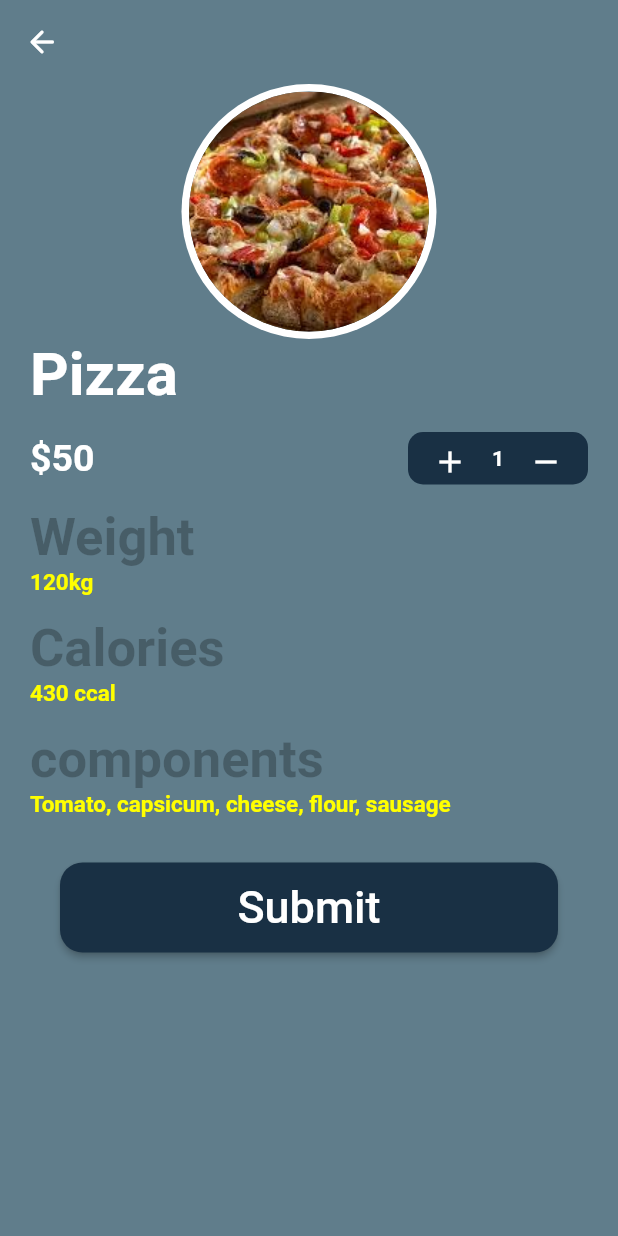
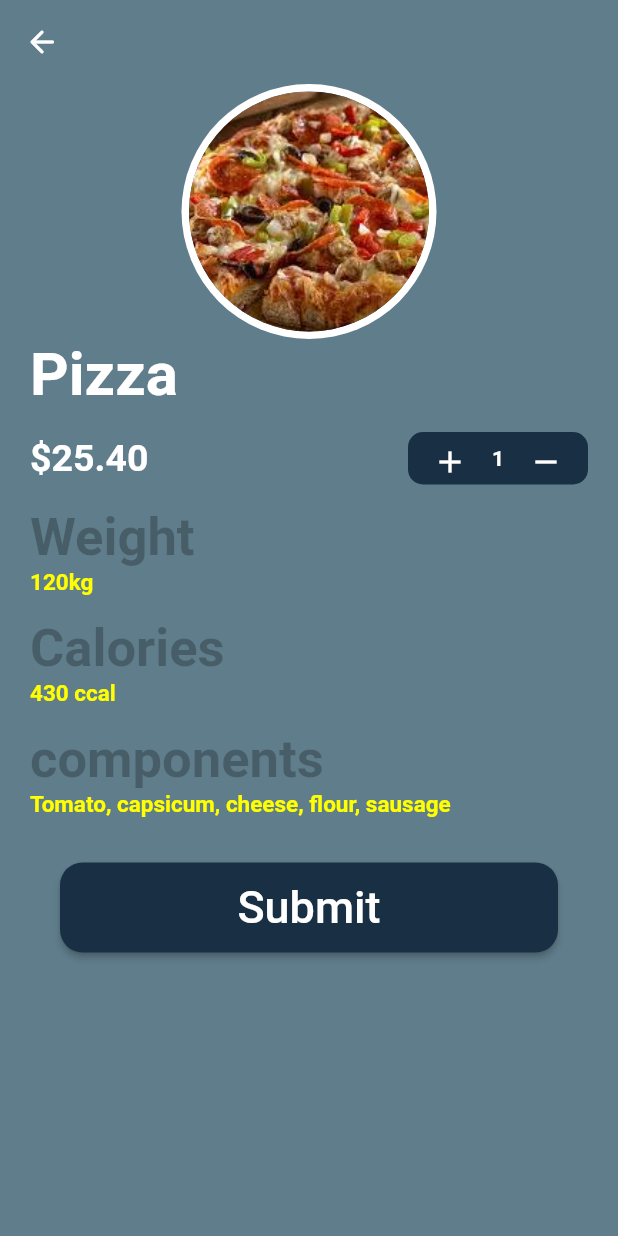
Before and after one commit to fountain19/feedme, a Flutter app: the DetailScreen screen opened directly, on a phone screen of 412 x 824 dp. Run offline on Flutter 3.47's test engine with Material 2 defaults, Android fonts, the phone set to English and light mode, and no system bars; our stand-ins replace carousel_pro, cloud_firestore, firebase_auth, firebase_core; accounts and stored records are empty.

Commit message:
8/3/2021

```diff
--- a/lib/screen/detailScreen.dart
+++ b/lib/screen/detailScreen.dart
@@ -3,9 +3,21 @@ import 'package:flutter/material.dart';
 
 import 'homepage.dart';
 
-class DetailScreen extends StatelessWidget {
+class DetailScreen extends StatefulWidget {
+  @override
+  _DetailScreenState createState() => _DetailScreenState();
+}
+
+class _DetailScreenState extends State<DetailScreen> {
+  int counter=1;
+  double totalPrice ;
+  double price =25.4;
+
   @override
   Widget build(BuildContext context) {
+    setState(() {
+      totalPrice = price*counter;
+    });
     return Scaffold(
       backgroundColor: Theme.of(context).accentColor,
       appBar: AppBar(
@@ -57,7 +69,7 @@ class DetailScreen extends StatelessWidget {
            Row(
              mainAxisAlignment: MainAxisAlignment.spaceBetween,
              children: [
-               Text('\$${50}',style: TextStyle(
+               Text('\$${totalPrice.toStringAsFixed(2)}',style: TextStyle(
                  color: Colors.white,
                  fontWeight: FontWeight.bold,
                  fontSize: 25,
@@ -72,13 +84,26 @@ class DetailScreen extends StatelessWidget {
                  child: Row(
                    mainAxisAlignment: MainAxisAlignment.spaceEvenly,
                    children: [
-                     IconButton(icon: Icon(Icons.add,color: Colors.white,), onPressed: (){}),
-                     Text('1',style: TextStyle(
+                     IconButton(icon: Icon(Icons.add,color: Colors.white,),
+                         onPressed: (){
+                       setState(() {
+                         counter=counter+1;
+
+                       });
+                         }),
+                     Text(counter.toString(),style: TextStyle(
                        color: Colors.white,
                        fontWeight: FontWeight.bold,
 
                      )),
-                     IconButton(icon: Icon(Icons.remove,color: Colors.white,), onPressed: (){}),
+                     IconButton(icon: Icon(Icons.remove,color: Colors.white,),
+                         onPressed: (){
+                          if(counter>1){
+                            setState(() {
+                              counter=counter-1;
+                            });
+                          }
+                         }),
                    ],
                  ),
                )
--- a/lib/screen/login.dart
+++ b/lib/screen/login.dart
@@ -39,7 +39,7 @@ class _LoginState extends State<Login> {
     });
     try{
       authResult = await FirebaseAuth.instance
-          .signInWithEmailAndPassword(email: _email.text, password: _password.text);
+          .signInWithEmailAndPassword(email: _email.text.trim(), password: _password.text.trim());
     }on PlatformException catch(e){
       String message ='Please check internet';
       if(e.message != null)
--- a/lib/screen/signup.dart
+++ b/lib/screen/signup.dart
@@ -45,7 +45,7 @@ class _SignUpState extends State<SignUp> {
    });
    try{
 authResult = await FirebaseAuth.instance
-    .createUserWithEmailAndPassword(email: _email.text, password: _password.text);
+    .createUserWithEmailAndPassword(email: _email.text.trim(), password: _password.text.trim());
    }on PlatformException catch(e){
      String message ='Please check internet';
      if(e.message != null)
@@ -65,7 +65,7 @@ authResult = await FirebaseAuth.instance
 FirebaseFirestore.instance.collection('userData').doc(authResult.user.uid).set({
   'userId':authResult.user.uid,
   'userName':_name.text,
-  'userEmail':_email.text.trim(),
+  'userEmail':_email.text,
   'userNumber':_number.text,
   'userAddress':_address.text,
   'userGender':isMale==true?'Male':'Female',
--- a/pubspec.yaml
+++ b/pubspec.yaml
@@ -32,6 +32,8 @@ dependencies:
   cloud_firestore: ^0.16.0+1
   firebase_core: ^0.7.0
   carousel_pro: ^1.0.0
+  image_picker: ^0.6.7+12
+  provider: ^5.0.0
 
 
 dev_dependencies:
```
Also changed, not shown: lib/model/category_model.dart (added, +7 -0 lines), lib/provider/myProvider.dart (added, +8 -0 lines), lib/screen/homepage.dart (+12 -4 lines), pubspec.lock.
